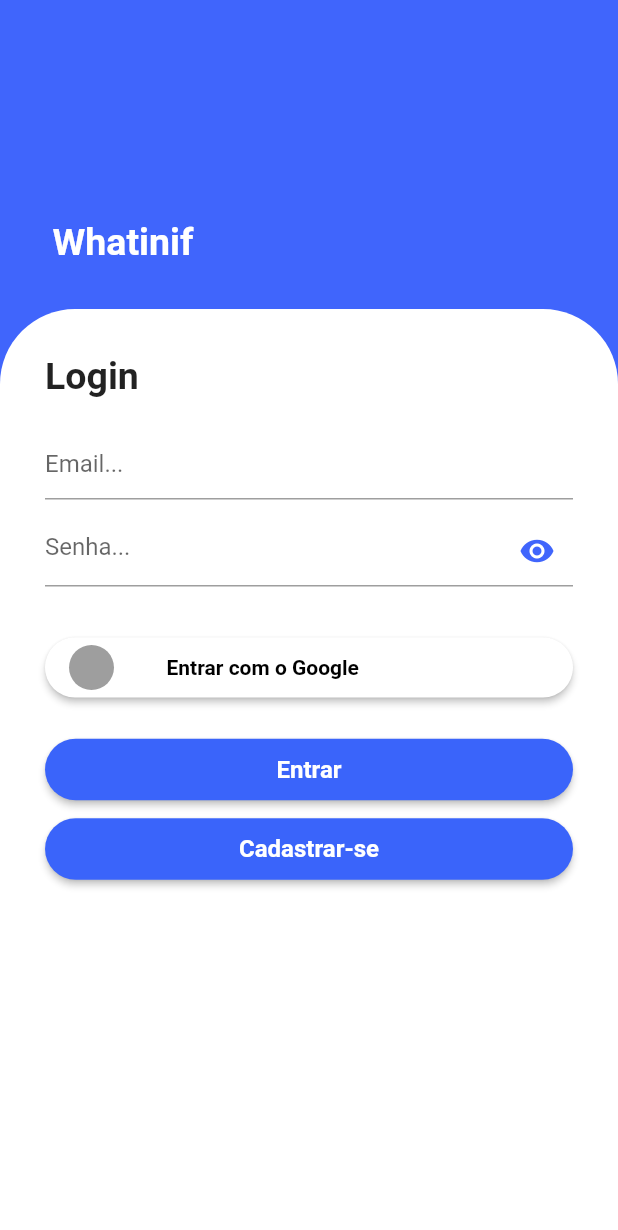
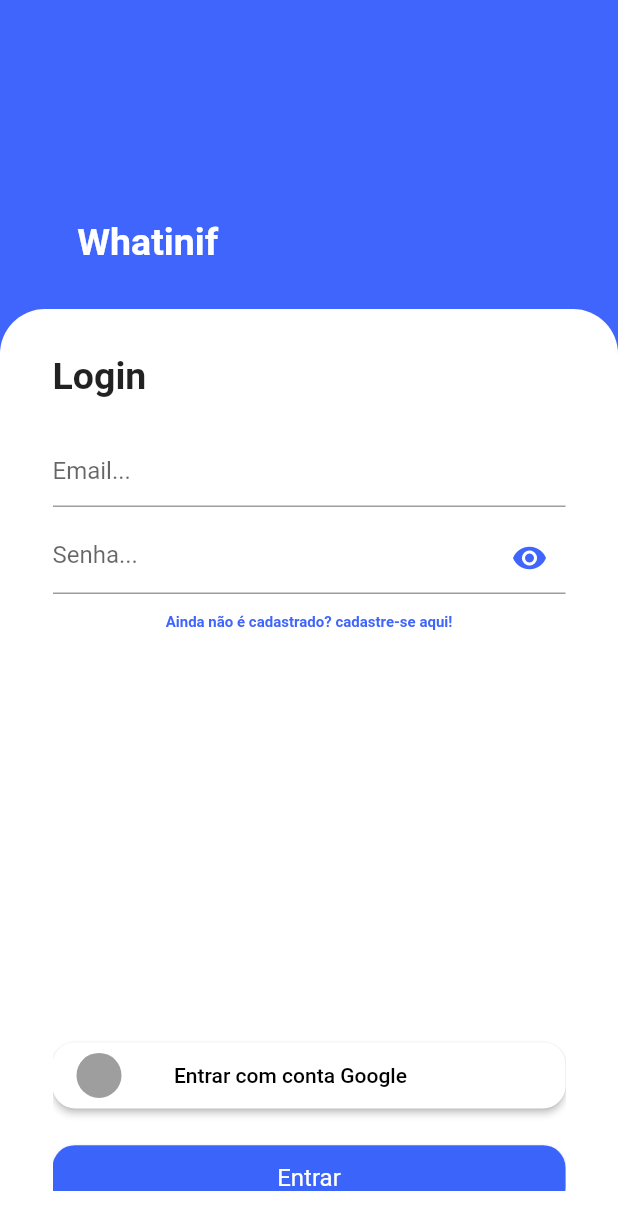
Before and after one commit to mrleonardobrito/inova, a Flutter app: the Login screen opened directly, on a phone screen of 412 x 824 dp. Shown: the top 1230 px of the screen. Run offline on Flutter 3.47's test engine with Material 2 defaults, Android fonts, the phone set to English and light mode, and no system bars; our stand-ins replace image_picker, mask_text_input_formatter.

Commit message:
adicionando funcionalidade de image picker, reformulando telas de login e de cadastro e dando retorno a tela de editar perfil do usuário

```diff
--- a/lib/main.dart
+++ b/lib/main.dart
@@ -4,6 +4,7 @@ import 'package:whatinif/src/pages/register_page.dart';
 import 'package:whatinif/src/pages/user/edit_user_page.dart';
 import 'package:whatinif/src/pages/vaga/register_vaga_page.dart';
 import 'package:whatinif/src/pages/vaga/info_vaga_page.dart';
+import 'package:whatinif/src/widget/register-login-widget.dart';
 import 'src/pages/user/user_page.dart';
 import 'src/pages/home_page.dart';
 import 'src/widget/bottom_bar_navigator.dart';
@@ -11,7 +12,7 @@ import 'src/widget/bottom_bar_navigator.dart';
 void main() {
   runApp(
     const MaterialApp(
-      home: EditUser(),
+      home: Cadastro(),
     ),
   );
 }
--- a/lib/src/pages/login_page.dart
+++ b/lib/src/pages/login_page.dart
@@ -1,6 +1,8 @@
 import 'package:flutter/cupertino.dart';
 import 'package:flutter/material.dart';
 import 'package:mask_text_input_formatter/mask_text_input_formatter.dart';
+import 'package:whatinif/src/pages/register_page.dart';
+import 'package:whatinif/src/pages/user/user_page.dart';
 
 class Login extends StatefulWidget {
   const Login({Key? key}) : super(key: key);
@@ -19,18 +21,21 @@ class _LoginState extends State<Login> {
 
   @override
   Widget build(BuildContext context) {
+    double _width = MediaQuery.of(context).size.width;
+    double _height = MediaQuery.of(context).size.height;
+
     return Scaffold(
       body: Container(
-          height: MediaQuery.of(context).size.height,
-          width: MediaQuery.of(context).size.width,
+          height: _height,
+          width: _width,
           color: Color(0xFF4065FC),
-          child: ListView(
+          child: Column(
             children: [
               Container(
-                  height: MediaQuery.of(context).size.height * 0.25,
-                  width: MediaQuery.of(context).size.width * 0.75,
+                  height: _height * 0.25,
+                  width: _width * 0.75,
                   child: Padding(
-                    padding: EdgeInsets.only(left: 35, bottom: 30),
+                    padding: EdgeInsets.only(left: 0, bottom: 30),
                     child: Align(
                       alignment: Alignment.bottomLeft,
                       child: Text(
@@ -44,16 +49,17 @@ class _LoginState extends State<Login> {
                   )),
               Container(
                 child: Container(
-                    height: MediaQuery.of(context).size.height,
-                    width: MediaQuery.of(context).size.width,
+                    height: _height * 0.75,
+                    width: _width,
                     decoration: BoxDecoration(
                         color: Colors.white,
                         borderRadius: BorderRadius.only(
-                          topLeft: Radius.circular(50),
-                          topRight: Radius.circular(50),
+                          topLeft: Radius.circular(30),
+                          topRight: Radius.circular(30),
                         )),
                     child: Padding(
-                      padding: EdgeInsets.all(30),
+                      padding:
+                          EdgeInsets.symmetric(vertical: 30, horizontal: 35),
                       child: ListView(
                         children: [
                           Text(
@@ -63,15 +69,8 @@ class _LoginState extends State<Login> {
                           ),
                           Container(
                               child: Padding(
-                            padding: EdgeInsets.only(top: 20),
+                            padding: EdgeInsets.only(top: 25),
                             child: TextFormField(
-                              /* validator: (value){
-                                if(value.length < 10){
-                                  return "O seu e-mail parece pequeno.";
-                                }else if(!value.contains("@")){
-                                  return "Seu e-mail não contém um @";
-                                }
-                              }, */
                               decoration: InputDecoration(
                                 hintText: 'Email...',
                               ),
@@ -100,12 +99,37 @@ class _LoginState extends State<Login> {
                               obscureText: !_showPassword,
                             ),
                           )),
+                          GestureDetector(
+                            onTap: () {
+                              Navigator.push(
+                                context,
+                                MaterialPageRoute(
+                                    builder: (context) => Cadastro()),
+                              );
+                            },
+                            child: Container(
+                              margin: EdgeInsets.only(top: 13),
+                              child: Center(
+                                child: Text(
+                                  'Ainda não é cadastrado? cadastre-se aqui!',
+                                  style: TextStyle(
+                                      color: Color(0xFF4065FC),
+                                      fontSize: 10,
+                                      fontWeight: FontWeight.w600),
+                                ),
+                              ),
+                            ),
+                          ),
+                          Container(
+                            child: Column(
+                              children: [
                                 Padding(
-                            padding: EdgeInsets.only(top: 30),
+                                  padding: EdgeInsets.only(top: _height * 0.33),
                                   child: ElevatedButton(
                                     child: Padding(
-                                  padding:
-                                      const EdgeInsets.symmetric(vertical: 5.0),
+                                        padding: const EdgeInsets.symmetric(vertical: 7.0),
+                                        child: Container(
+                                          width: _width,
                                           child: Row(
                                             children: [
                                               Align(
@@ -115,50 +139,56 @@ class _LoginState extends State<Login> {
                                                   width: 30,
                                                   decoration: BoxDecoration(
                                                       color: Colors.grey,
-                                              borderRadius: BorderRadius.all(
-                                                  Radius.circular(60))),
+                                                      borderRadius:
+                                                      BorderRadius.all(
+                                                          Radius.circular(
+                                                              15))),
                                                 ),
                                               ),
-                                      Align(
-                                          alignment: Alignment.bottomCenter,
+                                              Center(
                                                   child: Padding(
-                                            padding: EdgeInsets.only(left: 35),
+                                                    padding:
+                                                    EdgeInsets.only(left: 35),
                                                     child: Center(
                                                       child: Text(
-                                                'Entrar com o Google',
+                                                        'Entrar com conta Google',
                                                         style: TextStyle(
                                                             color: Colors.black,
                                                             fontSize: 14,
                                                             fontWeight:
-                                                        FontWeight.bold),
+                                                            FontWeight.w500),
                                                       ),
                                                     ),
                                                   ))
                                             ],
-                                  )),
+                                          ),
+                                        )
+                                    ),
                                     style: ElevatedButton.styleFrom(
                                       primary: Colors.white,
                                       onPrimary: Colors.white,
                                       shape: const RoundedRectangleBorder(
-                                    borderRadius:
-                                        BorderRadius.all(Radius.circular(60))),
+                                          borderRadius: BorderRadius.all(
+                                              Radius.circular(15))),
                                     ),
                                     onPressed: () {
                                       print('Pressed');
                                     },
                                   ),
                                 ),
-                          Padding(
+                                Container(
+                                  width: _width,
+                                  child: Padding(
                                     padding: EdgeInsets.only(top: 20),
                                     child: ElevatedButton(
                                       child: Padding(
-                                padding:
-                                    const EdgeInsets.symmetric(vertical: 11.0),
+                                        padding: const EdgeInsets.symmetric(
+                                            vertical: 12.0),
                                         child: Text(
                                           'Entrar',
                                           style: TextStyle(
                                               color: Colors.white,
-                                      fontWeight: FontWeight.bold,
+                                              fontWeight: FontWeight.normal,
                                               fontSize: 16),
                                         ),
                                       ),
@@ -166,38 +196,20 @@ class _LoginState extends State<Login> {
                                         primary: Color(0xFF3A64FA),
                                         onPrimary: Colors.white,
                                         shape: const RoundedRectangleBorder(
-                                    borderRadius:
-                                        BorderRadius.all(Radius.circular(60))),
+                                            borderRadius: BorderRadius.all(
+                                                Radius.circular(15))),
                                       ),
                                       onPressed: () {
-                                print('Pressed');
+                                        Navigator.push(
+                                          context,
+                                          MaterialPageRoute(
+                                              builder: (context) => UserPage()),
+                                        );
                                       },
                                     ),
                                   ),
-                          Padding(
-                            padding: EdgeInsets.only(top: 5),
-                            child: ElevatedButton(
-                              child: Padding(
-                                padding:
-                                const EdgeInsets.symmetric(vertical: 11.0),
-                                child: Text(
-                                  'Cadastrar-se',
-                                  style: TextStyle(
-                                      color: Colors.white,
-                                      fontWeight: FontWeight.bold,
-                                      fontSize: 16),
-                                ),
-                              ),
-                              style: ElevatedButton.styleFrom(
-                                primary: Color(0xFF3A64FA),
-                                onPrimary: Colors.white,
-                                shape: const RoundedRectangleBorder(
-                                    borderRadius:
-                                    BorderRadius.all(Radius.circular(60))),
-                              ),
-                              onPressed: () {
-                                print('Pressed');
-                              },
+                                )
+                              ],
                             ),
                           )
                         ],
--- a/pubspec.yaml
+++ b/pubspec.yaml
@@ -21,6 +21,7 @@ dependencies:
     sdk: flutter
   mask_text_input_formatter: ^2.3.0
   http: ^0.13.5
+  image_picker: ^0.8.3
 
 dev_dependencies:
   flutter_test:
@@ -51,7 +52,7 @@ flutter:
     - fonts:
         - family: Inter
           fonts:
-            - asset: C:/Users/userm/StudioProjects/whatinif/assets/fonts/Inter-Thin.ttf
+            - asset: ./assets/fonts/Inter-Thin.tff
               style: italic
 
 
```
Also changed, not shown: lib/src/pages/register_page.dart (+51 -24 lines), lib/src/pages/user/edit_user_page_widgets/header_section_widget.dart (+27 -10 lines), lib/src/widget/register-login-widget.dart (added, +60 -0 lines), pubspec.lock, 4 other files. Lines whose indentation alone changed are shown as unchanged.
